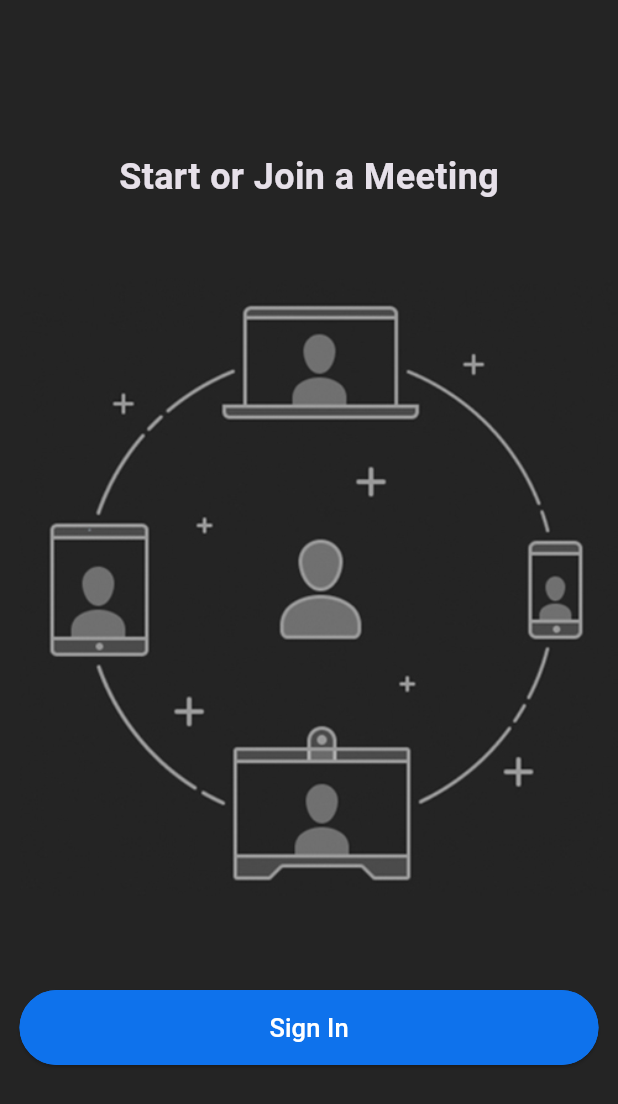
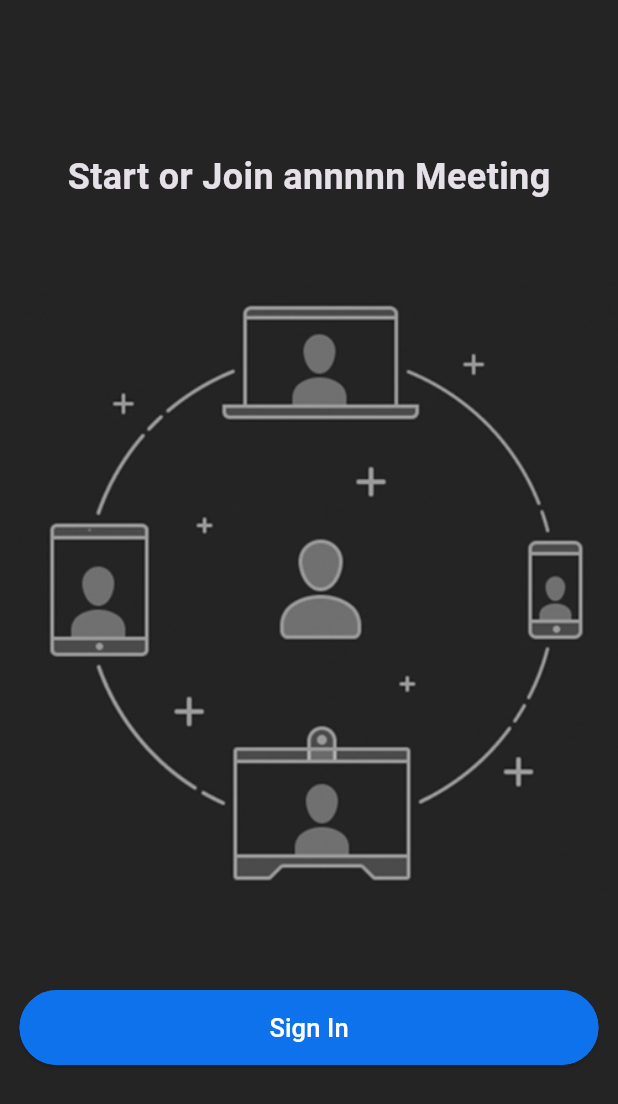
Before and after one commit to Riyaz1203/Zoom-Clone, a Flutter app: the screen it shows after launch, on a phone screen of 412 x 824 dp. Shown: the top 1104 px of the screen. Run offline on Flutter 3.47's test engine with Material 3 defaults, Android fonts, the phone set to English and light mode, and no system bars; our stand-ins replace cloud_firestore, firebase_auth, firebase_core, google_sign_in; accounts and stored records are empty.

Commit message:
Home modified

```diff
--- a/lib/screens/login_screen.dart
+++ b/lib/screens/login_screen.dart
@@ -20,7 +20,7 @@ class _LoginScreenState extends State<LoginScreen> {
         mainAxisAlignment: MainAxisAlignment.center,
         children: [
           const Text(
-            'Start or Join a Meeting',
+            'Start or Join annnnn Meeting',
             style: TextStyle(fontSize: 24, fontWeight: FontWeight.bold),
           ),
           Padding(
```
